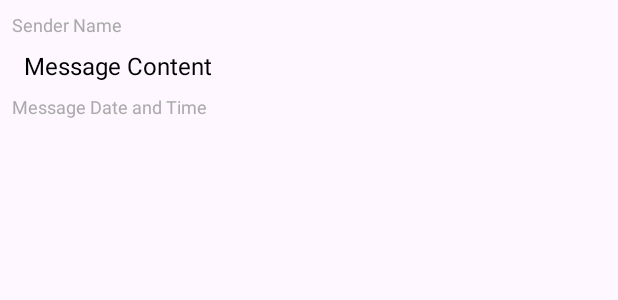
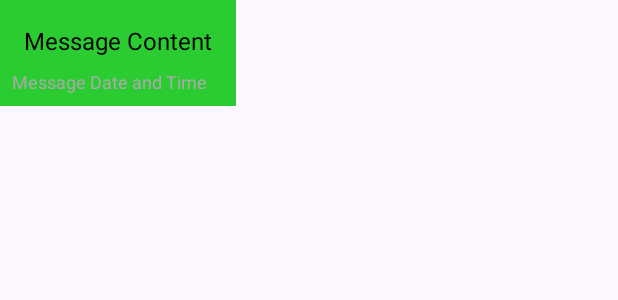
Before and after one commit to yaringenish/Ma_Kore, an Android app: the layout message_item.xml on its own in the app's theme, with its tools: preview values and no code run, on a phone screen of 412 x 824 dp. Shown: the top 300 px of the screen. Run offline under Robolectric (Android 15) with nearby library versions, the phone set to English and light mode, and no system bars.

Commit message:
with messages

```diff
--- a/app/src/main/res/layout/message_item.xml
+++ b/app/src/main/res/layout/message_item.xml
@@ -3,8 +3,9 @@
     xmlns:android="http://schemas.android.com/apk/res/android"
     xmlns:app="http://schemas.android.com/apk/res-auto"
     xmlns:tools="http://schemas.android.com/tools"
-    android:layout_width="match_parent"
-    android:layout_height="match_parent">
+    android:layout_width="wrap_content"
+    android:layout_height="wrap_content"
+    >
 
     <LinearLayout
         android:layout_width="match_parent"
@@ -12,15 +13,11 @@
         android:orientation="vertical"
         android:padding="8dp"
         tools:layout_editor_absoluteX="0dp"
-        tools:layout_editor_absoluteY="0dp">
+        tools:layout_editor_absoluteY="0dp"
+        tools:ignore="MissingConstraints"
+        android:background="#2BCC32">
 
-        <TextView
-            android:id="@+id/tvSenderName"
-            android:layout_width="wrap_content"
-            android:layout_height="wrap_content"
-            android:text="Sender Name"
-            android:textColor="@android:color/darker_gray"
-            android:textSize="12sp" />
+
 
         <RelativeLayout
             android:layout_width="wrap_content"
```
Also changed, not shown: app/src/main/java/com/example/makore/adapters/MessageListAdapter.java (+6 -10 lines), app/src/main/java/com/example/makore/entities/Message.java (+32 -0 lines).
